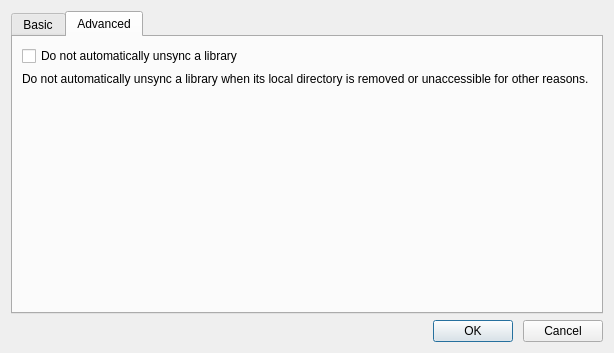
Above: ui/settings-dialog.ui from haiwen/seafile-client before the change. Below: the same form after it.
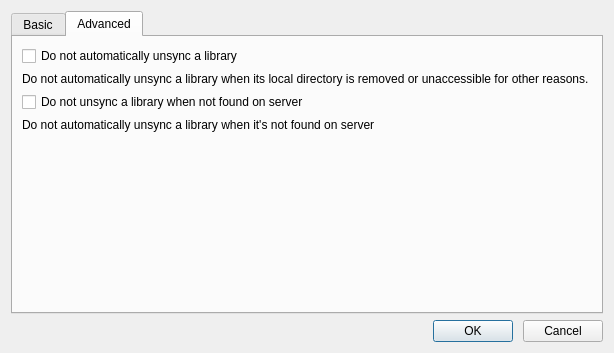
That is the form after the change.

Commit message: support not unsync a repo when not found on server

```diff
--- a/ui/settings-dialog.ui
+++ b/ui/settings-dialog.ui
@@ -132,6 +132,20 @@
          </property>
         </widget>
        </item>
+       <item>
+        <widget class="QCheckBox" name="mAllowRepoNotFoundCheckBox">
+         <property name="text">
+          <string>Do not unsync a library when not found on server</string>
+         </property>
+        </widget>
+       </item>
+       <item>
+        <widget class="QLabel" name="desc_2">
+         <property name="text">
+          <string>Do not automatically unsync a library when it's not found on server</string>
+         </property>
+        </widget>
+       </item>
        <item>
         <spacer name="verticalSpacer">
          <property name="orientation">
```
The commit also changes 4 other files.
